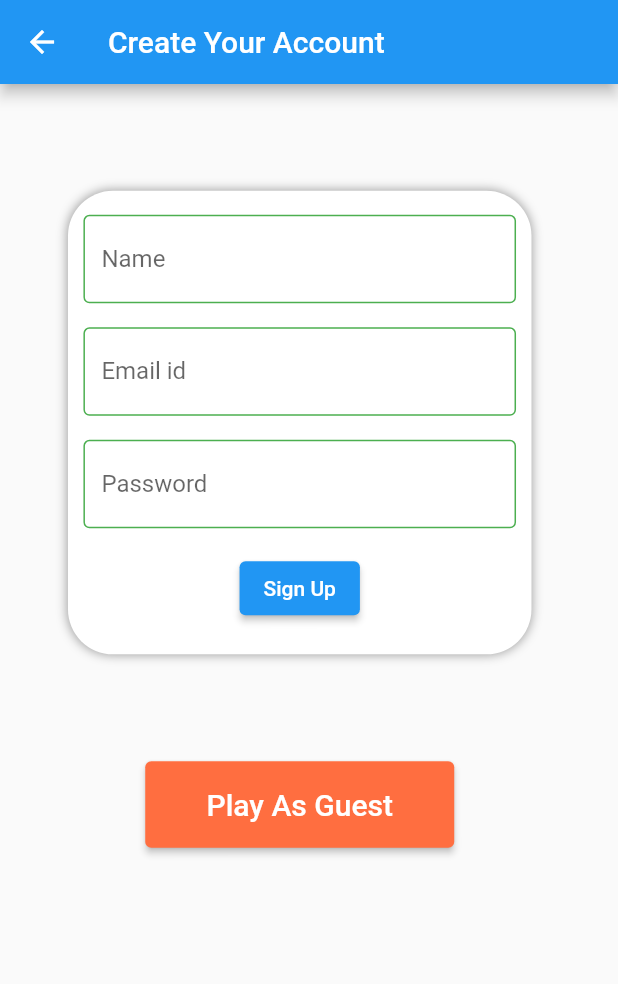
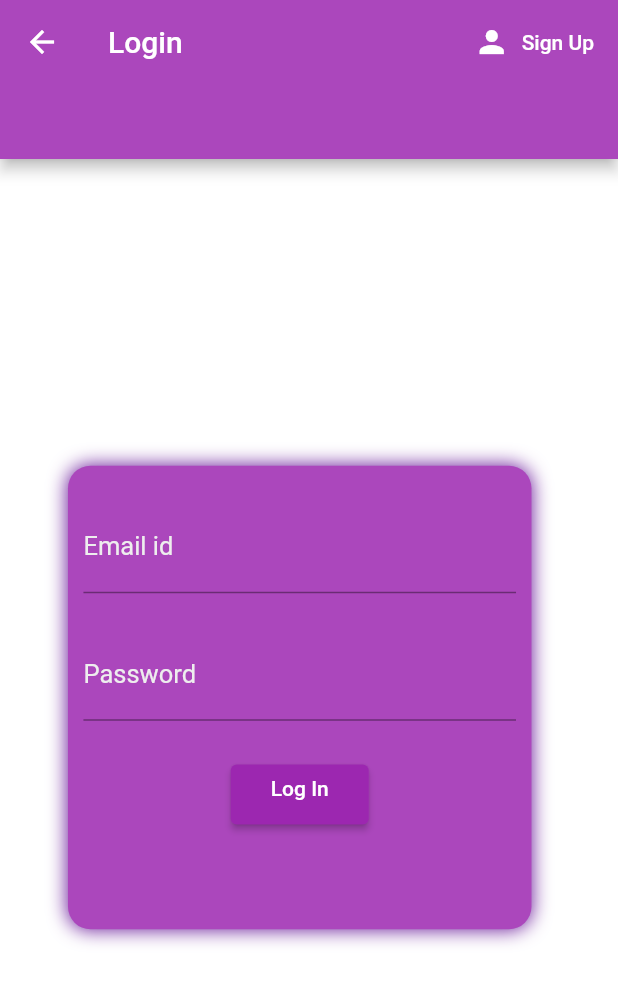
Before and after one commit to Suramack/FlutterColorMatchGame, a Flutter app: the screen it shows after launch, after a tap on "Sign in", on a phone screen of 412 x 824 dp. Shown: the top 984 px of the screen. Run offline on Flutter 3.47's test engine with Material 2 defaults, Android fonts, the phone set to English and light mode, and no system bars; our stand-ins replace firebase_auth, flutter_spinkit; accounts and stored records are empty; network calls fail.

Commit message:
SignIn Screen Updated and Authenticated

```diff
--- a/lib/main.dart
+++ b/lib/main.dart
@@ -1,6 +1,7 @@
 import 'package:flutter/material.dart';
 import 'package:flutter_application_2/screens/Home.dart';
-// import 'package:flutter_application_2/screens/PlayScreen.dart';
+// import 'package:flutter_application_2/screens/Home.dart';
+import 'package:flutter_application_2/screens/SignIn.dart';
 
 void main() {
   runApp(MyApp());
--- a/lib/screens/Home.dart
+++ b/lib/screens/Home.dart
@@ -1,7 +1,7 @@
 import 'package:flutter/material.dart';
 // import 'package:flutter_application_2/screens/Play.dart';
 import 'package:flutter_application_2/screens/PlayScreen.dart';
-import 'package:flutter_application_2/screens/SignUp.dart';
+import 'package:flutter_application_2/screens/SignIn.dart';
 
 class HomeScreen extends StatefulWidget {
   @override
@@ -30,8 +30,8 @@ class _HomeScreenState extends State<HomeScreen> {
                   bottomLeft: Radius.circular(50),
                   bottomRight: Radius.circular(50),
                 ),
-                color: Colors.cyan,
-                boxShadow: [BoxShadow(blurRadius: 1)]),
+                color: Colors.amber[600],
+                boxShadow: [BoxShadow(blurRadius: 1, color: Colors.grey)]),
             width: MediaQuery.of(context).size.width * .5,
             height: MediaQuery.of(context).size.height * .125,
             child: Text(
--- /dev/null
+++ b/lib/screens/SignIn.dart
@@ -0,0 +1,161 @@
+import 'package:flutter/material.dart';
+import 'package:flutter_application_2/loadingwidget/loadingWidget.dart';
+import 'package:flutter_application_2/screens/PlayScreen.dart';
+import 'package:flutter_application_2/screens/SignUp.dart';
+import 'package:flutter_application_2/services/auth.dart';
+import 'package:flutter/rendering.dart';
+
+class SignIn extends StatefulWidget {
+  @override
+  _SignInState createState() => _SignInState();
+}
+
+class _SignInState extends State<SignIn> {
+  double _width = 0;
+  double _height = 0;
+  String email = '';
+  String password = '', error = '';
+  final _formKey = GlobalKey<FormState>();
+  final AuthService _auth = AuthService();
+  bool loading = false;
+  @override
+  Widget build(BuildContext context) {
+    _width = MediaQuery.of(context).size.width;
+    _height = MediaQuery.of(context).size.height;
+    return loading
+        ? Loading()
+        : Scaffold(
+            appBar: AppBar(
+              bottom: PreferredSize(
+                preferredSize: Size(50, 50),
+                child: Text(""),
+              ),
+              backgroundColor: Colors.purple[400],
+              title: Text("Login"),
+              actions: <Widget>[
+                ElevatedButton.icon(
+                    style: ElevatedButton.styleFrom(
+                      primary: Colors.purple[400],
+                      elevation: 0,
+                    ),
+                    onPressed: () {
+                      Navigator.push(context,
+                          MaterialPageRoute(builder: (context) => SignUp()));
+                    },
+                    icon: Icon(Icons.person),
+                    label: Text("Sign Up"))
+              ],
+            ),
+            backgroundColor: Colors.white,
+            body: Column(
+              mainAxisAlignment: MainAxisAlignment.center,
+              children: [
+                Container(
+                  margin: EdgeInsets.only(left: _width * .11),
+                  width: _width * .75,
+                  height: _width * .75,
+                  decoration: BoxDecoration(
+                      color: Colors.purple[400],
+                      borderRadius: BorderRadius.circular(15),
+                      boxShadow: [
+                        BoxShadow(blurRadius: 10, color: Colors.purple[800])
+                      ]),
+                  child: Column(
+                    children: [
+                      Container(
+                        width: _width * .7,
+                        height: _width * .7,
+                        child: Form(
+                            key: _formKey,
+                            child: Column(
+                              children: [
+                                Spacer(),
+                                //email textfield
+                                TextFormField(
+                                  validator: (value) => value.isEmpty
+                                      ? "Enter a valid email"
+                                      : null,
+                                  onChanged: (value) {
+                                    setState(() => email = value);
+                                  },
+                                  style: TextStyle(color: Colors.white),
+                                  decoration: InputDecoration(
+                                      errorStyle:
+                                          TextStyle(color: Colors.white),
+                                      labelText: "Email id",
+                                      labelStyle: TextStyle(
+                                          color: Colors.grey[200],
+                                          fontSize: 17)),
+                                ),
+                                Spacer(),
+                                //password textfield
+                                TextFormField(
+                                  validator: (value) => value.length < 6
+                                      ? 'Please cross check Your password'
+                                      : null,
+                                  onChanged: (value) {
+                                    setState(() => password = value);
+                                  },
+                                  style: TextStyle(color: Colors.white),
+                                  decoration: InputDecoration(
+                                      errorStyle:
+                                          TextStyle(color: Colors.white),
+                                      labelText: "Password",
+                                      labelStyle: TextStyle(
+                                          color: Colors.grey[200],
+                                          fontSize: 17)),
+                                ),
+                                Spacer(),
+                                //login Elevated Button
+                                ElevatedButton(
+                                    style: ElevatedButton.styleFrom(
+                                        primary: Colors.purple),
+                                    onPressed: () async {
+                                      if (_formKey.currentState.validate()) {
+                                        setState(() => loading = true);
+                                        dynamic result = await _auth
+                                            .signInWithEmailAndPassword(
+                                                email, password);
+
+                                        if (result == null) {
+                                          setState(() {
+                                            error =
+                                                "Enter yor email and password correctly";
+                                            loading = false;
+                                          });
+                                        } else {
+                                          Navigator.push(
+                                              context,
+                                              MaterialPageRoute(
+                                                  builder: (context) =>
+                                                      PlayScreen()));
+                                        }
+                                      }
+                                    },
+                                    child: Container(
+                                        padding: EdgeInsets.all(8.0),
+                                        width: 60,
+                                        height: 40,
+                                        child: Text(
+                                          "Log In",
+                                          textAlign: TextAlign.center,
+                                        ))),
+                                Spacer(),
+                                SizedBox(
+                                  height: 20.0,
+                                  child: Text(
+                                    error,
+                                    style: TextStyle(color: Colors.red),
+                                  ),
+                                )
+                              ],
+                            )),
+                      ),
+                    ],
+                  ),
+                )
+              ],
+            ),
+          );
+  }
+}
--- a/pubspec.yaml
+++ b/pubspec.yaml
@@ -31,6 +31,7 @@ dependencies:
   firebase_auth: ^0.14.0+5
   cloud_firestore: ^0.12.9+4
   provider: ^3.1.0
+  flutter_spinkit: "^4.0.0"
 
 dev_dependencies:
   flutter_test:
```
Also changed, not shown: lib/loadingwidget/loadingWidget.dart (added, +17 -0 lines), lib/screens/PlayScreen.dart (+11 -1 lines), lib/screens/SignUp.dart (+34 -9 lines), lib/services/auth.dart (+13 -0 lines), pubspec.lock.
